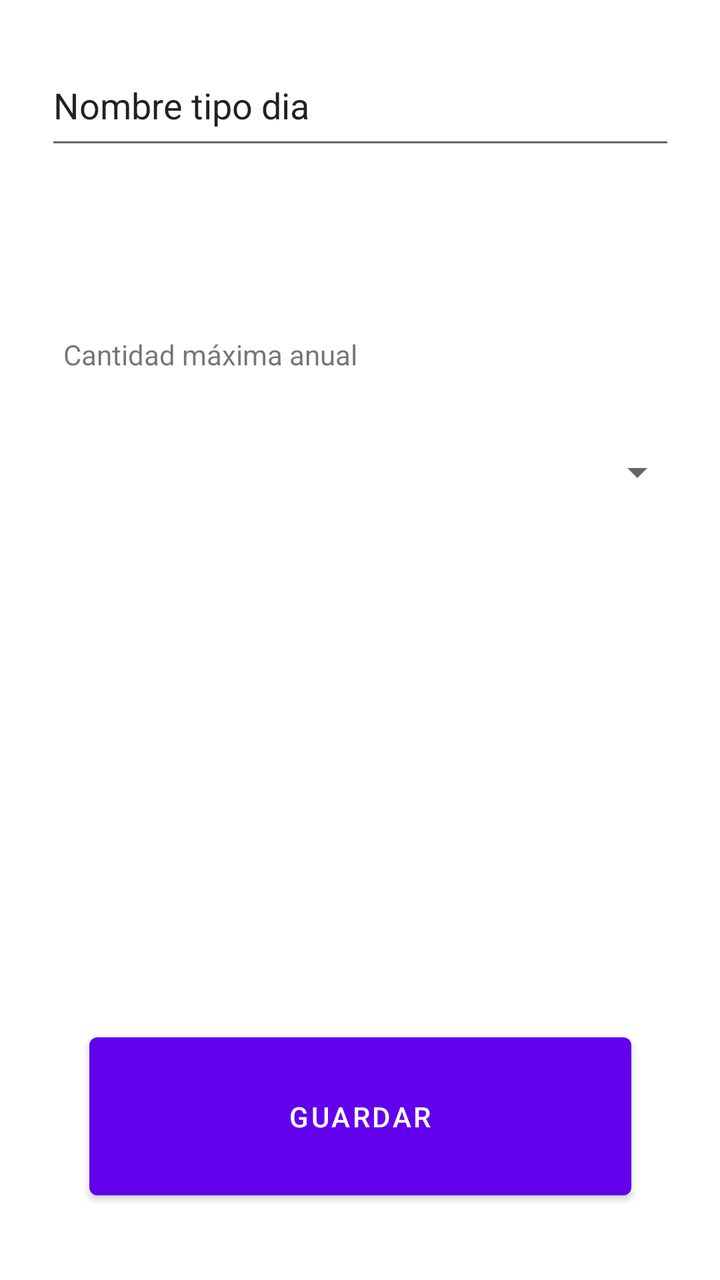
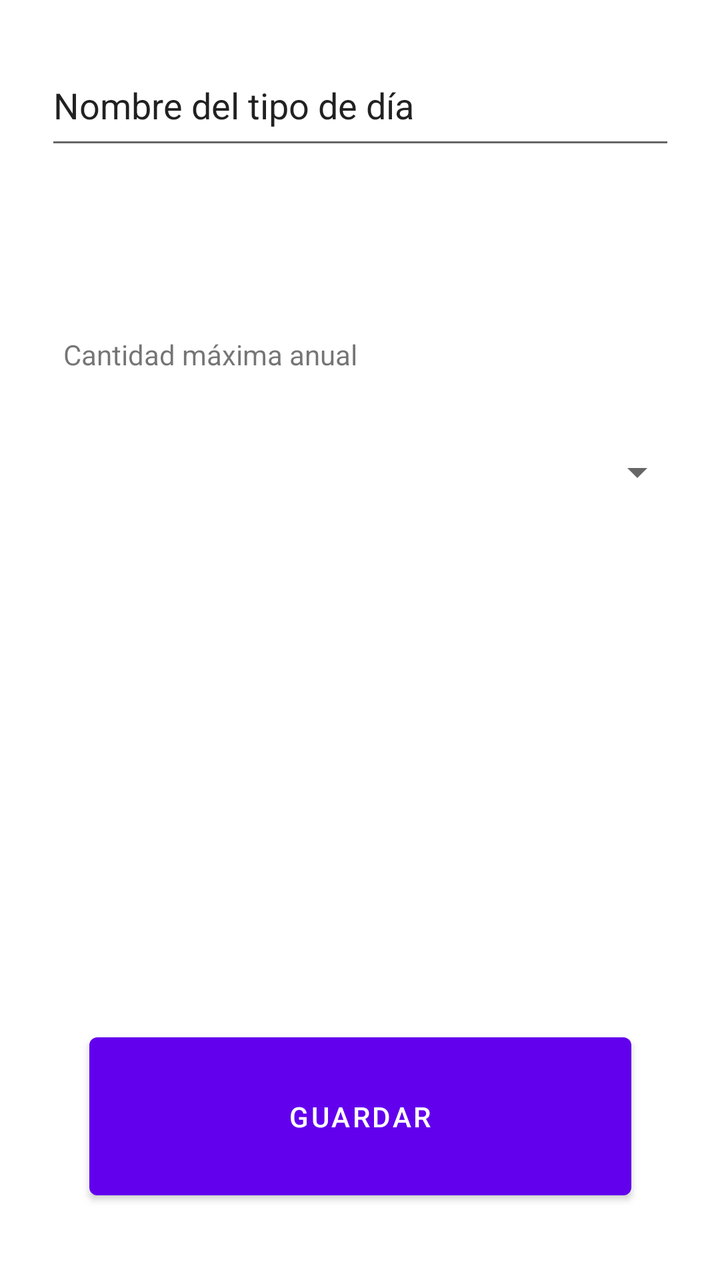

Screens rendered from an Android XML layout before and after an edit, with the pre-edit source and the edit as a unified diff.
<!-- AndroidManifest.xml: application theme Theme.NiUnDiaGratis -->
<!-- res/layout/fragment_mod_tipo_dia_selec.xml -->
<?xml version="1.0" encoding="utf-8"?>
<androidx.constraintlayout.widget.ConstraintLayout xmlns:android="http://schemas.android.com/apk/res/android"
    xmlns:app="http://schemas.android.com/apk/res-auto"
    xmlns:tools="http://schemas.android.com/tools"
    android:layout_width="match_parent"
    android:layout_height="match_parent"
    tools:context=".ModTipoDiaSelecFragment">


    <EditText
        android:id="@+id/editTextNombre17"
        android:layout_width="315dp"
        android:layout_height="57dp"
        android:layout_marginBottom="136dp"
        android:text="Nombre tipo dia"
        app:layout_constraintBottom_toTopOf="@+id/spinnerMax17"
        app:layout_constraintEnd_toEndOf="parent"
        app:layout_constraintStart_toStartOf="parent"
        app:layout_constraintTop_toTopOf="parent"
        app:layout_constraintVertical_bias="1.0" />

    <Spinner
        android:id="@+id/spinnerMax17"
        android:layout_width="325dp"
        android:layout_height="41dp"
        android:layout_marginBottom="256dp"
        app:layout_constraintBottom_toTopOf="@+id/btnGuardar17"
        app:layout_constraintEnd_toEndOf="parent"
        app:layout_constraintStart_toStartOf="parent" />

    <Button
        android:id="@+id/btnGuardar17"
        android:layout_width="271dp"
        android:layout_height="91dp"
        android:text="Guardar"
        app:layout_constraintBottom_toBottomOf="parent"
        app:layout_constraintEnd_toEndOf="parent"
        app:layout_constraintStart_toStartOf="parent"
        app:layout_constraintTop_toTopOf="parent"
        app:layout_constraintVertical_bias="0.934" />
    <TextView
        android:id="@+id/textView3"
        android:layout_width="214dp"
        android:layout_height="35dp"
        android:text="@string/max_dias"
        app:layout_constraintBottom_toTopOf="@+id/spinnerMax17"
        app:layout_constraintEnd_toEndOf="parent"
        app:layout_constraintHorizontal_bias="0.218"
        app:layout_constraintStart_toStartOf="parent"
        app:layout_constraintTop_toBottomOf="@+id/editTextNombre17"
        app:layout_constraintVertical_bias="0.871" />

</androidx.constraintlayout.widget.ConstraintLayout>
<!-- resources referenced by this layout -->
<resources>
  <string name="max_dias">Cantidad máxima anual</string>
  <style name="Theme.NiUnDiaGratis" parent="Theme.MaterialComponents.DayNight.DarkActionBar">
          
          <item name="colorPrimary">@color/purple_500</item>
          <item name="colorPrimaryVariant">@color/purple_700</item>
          <item name="colorOnPrimary">@color/white</item>
          
          <item name="colorSecondary">@color/teal_200</item>
          <item name="colorSecondaryVariant">@color/teal_700</item>
          <item name="colorOnSecondary">@color/black</item>
          
          <item name="android:statusBarColor">?attr/colorPrimaryVariant</item>
          
      </style>
  <color name="purple_500">#FF6200EE</color>
  <color name="purple_700">#FF3700B3</color>
  <color name="white">#FFFFFFFF</color>
  <color name="teal_200">#FF03DAC5</color>
  <color name="teal_700">#FF018786</color>
  <color name="black">#FF000000</color>
</resources>

<!-- the commit's change to res/layout/fragment_mod_tipo_dia_selec.xml (unified diff, before → after) -->
@@ -12,12 +12,15 @@
         android:layout_width="315dp"
         android:layout_height="57dp"
         android:layout_marginBottom="136dp"
-        android:text="Nombre tipo dia"
+        android:text="@string/nombre_tipo_dia"
         app:layout_constraintBottom_toTopOf="@+id/spinnerMax17"
         app:layout_constraintEnd_toEndOf="parent"
         app:layout_constraintStart_toStartOf="parent"
         app:layout_constraintTop_toTopOf="parent"
-        app:layout_constraintVertical_bias="1.0" />
+        app:layout_constraintVertical_bias="1.0"
+        android:importantForAutofill="no"
+        tools:ignore="LabelFor"
+        android:inputType="text" />
 
     <Spinner
         android:id="@+id/spinnerMax17"
@@ -32,7 +35,7 @@
         android:id="@+id/btnGuardar17"
         android:layout_width="271dp"
         android:layout_height="91dp"
-        android:text="Guardar"
+        android:text="@string/btnGuardar"
         app:layout_constraintBottom_toBottomOf="parent"
         app:layout_constraintEnd_toEndOf="parent"
         app:layout_constraintStart_toStartOf="parent"
<!-- resource entries referenced after the edit -->
@@ -1,6 +1,8 @@
 <!-- resources referenced by this layout -->
 <resources>
+  <string name="btnGuardar">Guardar</string>
   <string name="max_dias">Cantidad máxima anual</string>
+  <string name="nombre_tipo_dia">Nombre del tipo de día</string>
   <style name="Theme.NiUnDiaGratis" parent="Theme.MaterialComponents.DayNight.DarkActionBar">
           
           <item name="colorPrimary">@color/purple_500</item>
